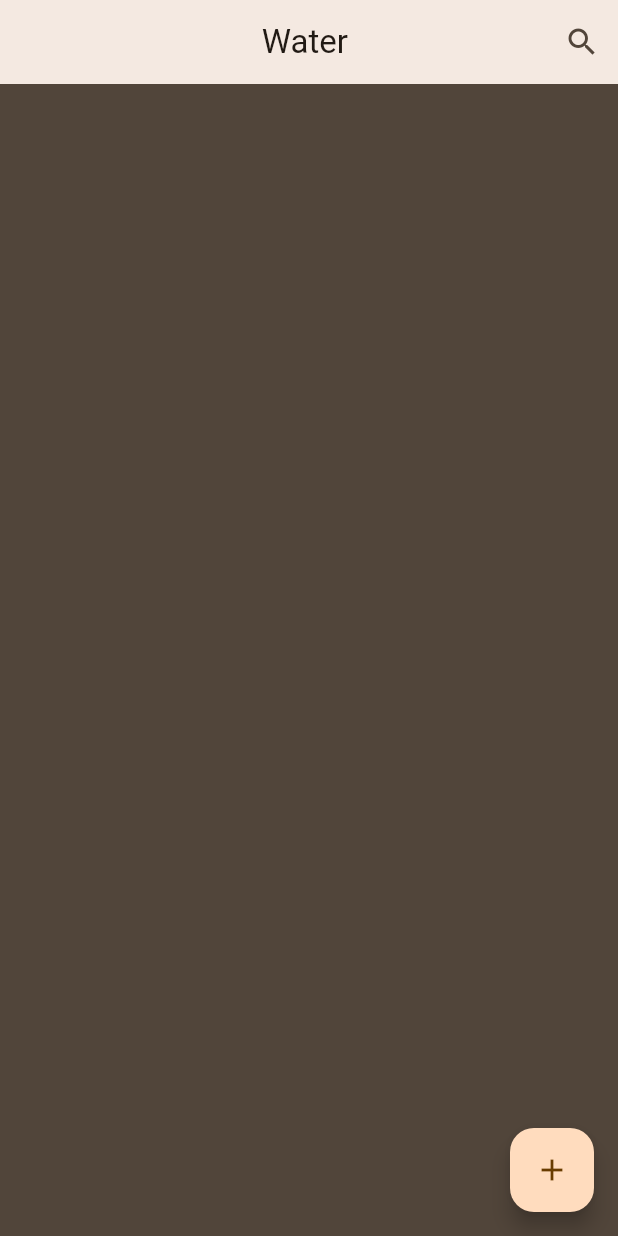
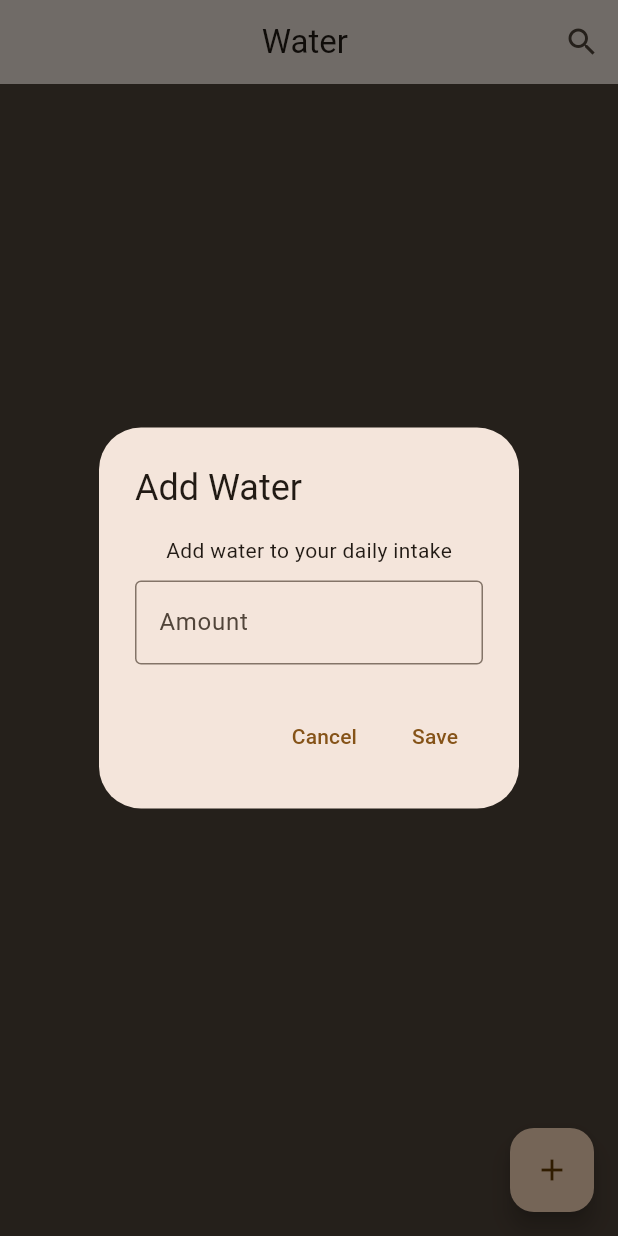
Before and after one commit to Vysakhchandren/water_intake_app, a Flutter app: the screen it shows after launch, after a tap on the "add" icon, on a phone screen of 412 x 824 dp. Run offline on Flutter 3.47's test engine with Material 3 defaults, Android fonts, the phone set to English and light mode, and no system bars.

Commit message:
Add Alert box and Text field

```diff
--- a/lib/home_page.dart
+++ b/lib/home_page.dart
@@ -8,17 +8,57 @@ class HomePage extends StatefulWidget {
 }
 
 class _HomePageState extends State<HomePage> {
+  final amountController = TextEditingController();
+
+  void addWater() {
+    showDialog(
+      context: context,
+      builder: (context) => AlertDialog(
+        title: Text('Add Water'),
+        content: Column(
+          mainAxisAlignment: MainAxisAlignment.center,
+          mainAxisSize: MainAxisSize.min,
+          children: [
+            const Text('Add water to your daily intake'),
+            const SizedBox(height: 10),
+            TextField(
+              controller: amountController,
+              keyboardType: TextInputType.number,
+              decoration: const InputDecoration(
+                border: OutlineInputBorder(),
+                labelText: 'Amount',
+              ),
+            ),
+          ],
+        ),
+        actions: [
+          TextButton(onPressed: () {
+            Navigator.pop(context);
+
+          }, child: Text('Cancel')),
+          TextButton(onPressed: () {
+            //save to db
+
+          }, child: Text('Save')),
+
+        ],
+      ),
+    );
+  }
+
   @override
   Widget build(BuildContext context) {
     return Scaffold(
-      appBar: AppBar(title: Text('Water '),centerTitle: true,elevation: 4.0,actions: [
-        IconButton(onPressed: () {}, icon: const Icon(Icons.search)),
-
-      ],),
+      appBar: AppBar(
+        title: Text('Water '),
+        centerTitle: true,
+        elevation: 4.0,
+        actions: [IconButton(onPressed: () {}, icon: const Icon(Icons.search))],
+      ),
       backgroundColor: Theme.of(context).colorScheme.onSurfaceVariant,
       floatingActionButton: FloatingActionButton(
+        onPressed: addWater,
         child: const Icon(Icons.add),
-        onPressed: () {},
       ),
     );
   }
```
